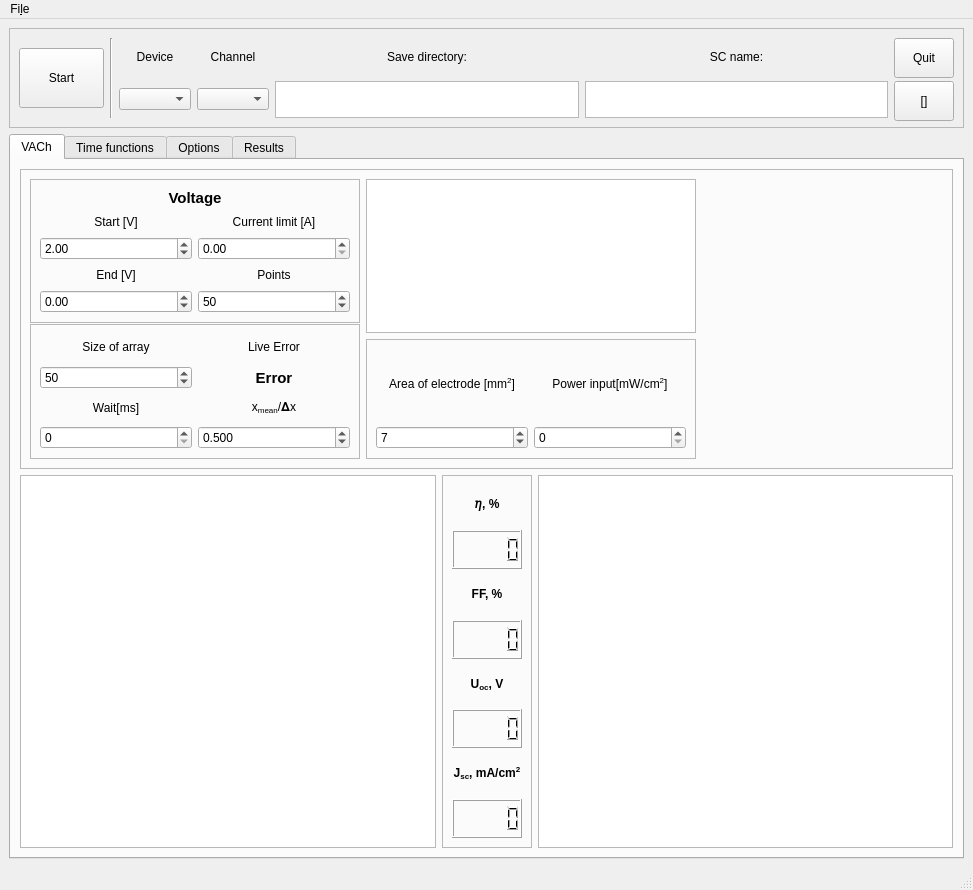
This is GUI/Solar.ui in userIsTaken/SolarVACh as Qt 5 draws it before an edit. The edited form follows.
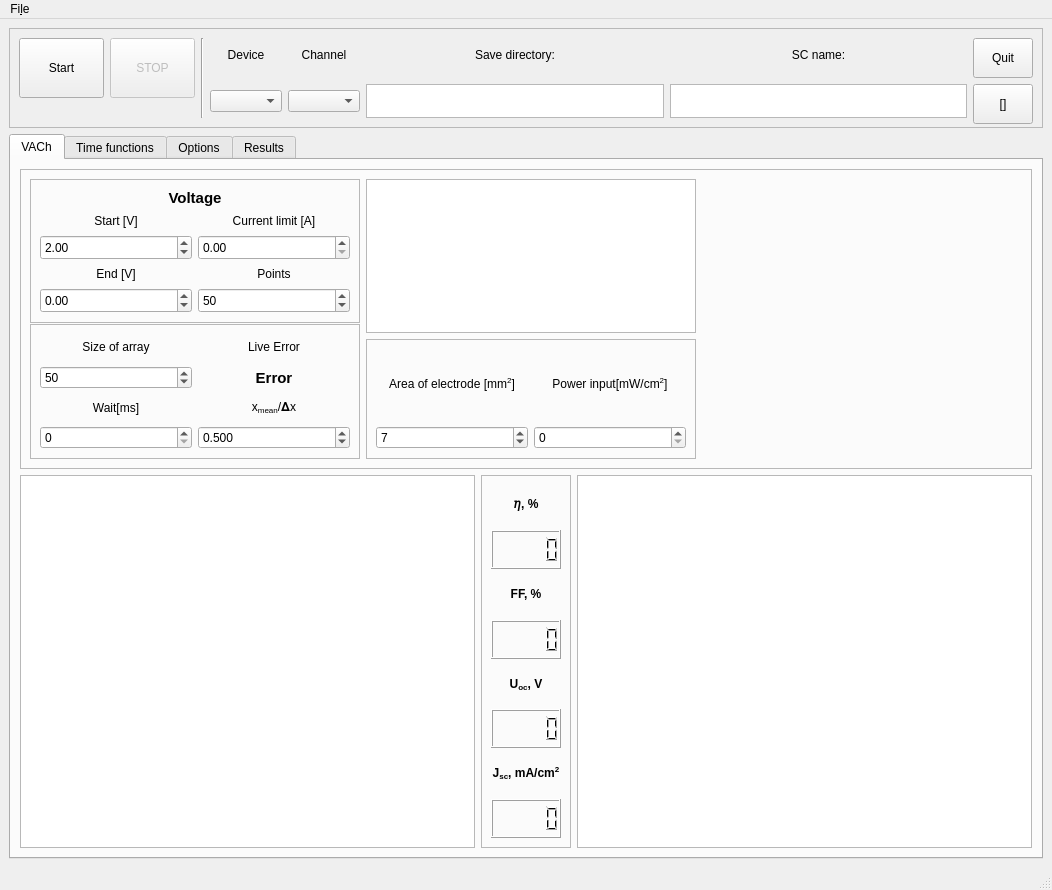
This is the edited form. The open tabs and pages were chosen to show the change. Custom widgets are drawn as their Qt base class.

```diff
--- a/GUI/Solar.ui
+++ b/GUI/Solar.ui
@@ -6,7 +6,7 @@
    <rect>
     <x>0</x>
     <y>0</y>
-    <width>973</width>
+    <width>1052</width>
     <height>890</height>
    </rect>
   </property>
@@ -140,6 +140,12 @@
               </item>
               <item row="2" column="0">
                <widget class="QDoubleSpinBox" name="startV_box">
+                <property name="minimumSize">
+                 <size>
+                  <width>0</width>
+                  <height>25</height>
+                 </size>
+                </property>
                 <property name="minimum">
                  <double>-20.000000000000000</double>
                 </property>
@@ -155,7 +161,14 @@
                </widget>
               </item>
               <item row="2" column="1">
-               <widget class="QDoubleSpinBox" name="limitA_box"/>
+               <widget class="QDoubleSpinBox" name="limitA_box">
+                <property name="minimumSize">
+                 <size>
+                  <width>0</width>
+                  <height>25</height>
+                 </size>
+                </property>
+               </widget>
               </item>
               <item row="3" column="0">
                <widget class="QLabel" name="label_3">
@@ -179,6 +192,12 @@
               </item>
               <item row="4" column="0">
                <widget class="QDoubleSpinBox" name="endV_box">
+                <property name="minimumSize">
+                 <size>
+                  <width>0</width>
+                  <height>25</height>
+                 </size>
+                </property>
                 <property name="minimum">
                  <double>-20.000000000000000</double>
                 </property>
@@ -192,6 +211,12 @@
               </item>
               <item row="4" column="1">
                <widget class="QSpinBox" name="points_box">
+                <property name="minimumSize">
+                 <size>
+                  <width>0</width>
+                  <height>25</height>
+                 </size>
+                </property>
                 <property name="maximum">
                  <number>1000</number>
                 </property>
@@ -768,7 +793,17 @@
        <enum>QFrame::Raised</enum>
       </property>
       <layout class="QGridLayout" name="gridLayout_10">
-       <item row="0" column="9">
+       <item row="0" column="11">
+        <widget class="QLabel" name="label_11">
+         <property name="text">
+          <string>Channel</string>
+         </property>
+         <property name="alignment">
+          <set>Qt::AlignCenter</set>
+         </property>
+        </widget>
+       </item>
+       <item row="0" column="13">
         <widget class="QLabel" name="label_17">
          <property name="text">
           <string>SC name:</string>
@@ -778,10 +813,10 @@
          </property>
         </widget>
        </item>
-       <item row="1" column="7">
+       <item row="2" column="11">
         <widget class="QComboBox" name="channel_box"/>
        </item>
-       <item row="1" column="9">
+       <item row="2" column="13">
         <widget class="QTextEdit" name="name_of_cell">
          <property name="verticalScrollBarPolicy">
           <enum>Qt::ScrollBarAlwaysOff</enum>
@@ -791,24 +826,14 @@
          </property>
         </widget>
        </item>
-       <item row="1" column="8">
+       <item row="2" column="12">
         <widget class="QTextEdit" name="directory_path">
          <property name="verticalScrollBarPolicy">
           <enum>Qt::ScrollBarAlwaysOff</enum>
          </property>
         </widget>
        </item>
-       <item row="0" column="7">
-        <widget class="QLabel" name="label_11">
-         <property name="text">
-          <string>Channel</string>
-         </property>
-         <property name="alignment">
-          <set>Qt::AlignCenter</set>
-         </property>
-        </widget>
-       </item>
-       <item row="0" column="8">
+       <item row="0" column="12">
         <widget class="QLabel" name="label_16">
          <property name="text">
           <string>Save directory:</string>
@@ -818,27 +843,14 @@
          </property>
         </widget>
        </item>
-       <item row="0" column="1" rowspan="2">
-        <widget class="QPushButton" name="startButton">
-         <property name="minimumSize">
-          <size>
-           <width>85</width>
-           <height>60</height>
-          </size>
-         </property>
-         <property name="text">
-          <string>Start</string>
-         </property>
-        </widget>
-       </item>
-       <item row="0" column="3" rowspan="2" colspan="2">
+       <item row="0" column="6" rowspan="3" colspan="2">
         <widget class="Line" name="line">
          <property name="orientation">
           <enum>Qt::Vertical</enum>
          </property>
         </widget>
        </item>
-       <item row="0" column="5">
+       <item row="0" column="9">
         <widget class="QLabel" name="label_10">
          <property name="text">
           <string>Device</string>
@@ -848,7 +860,7 @@
          </property>
         </widget>
        </item>
-       <item row="0" column="10">
+       <item row="0" column="14">
         <widget class="QPushButton" name="quitButton">
          <property name="sizePolicy">
           <sizepolicy hsizetype="Fixed" vsizetype="Fixed">
@@ -873,7 +885,7 @@
          </property>
         </widget>
        </item>
-       <item row="1" column="10">
+       <item row="2" column="14">
         <widget class="QPushButton" name="fullscreenButton">
          <property name="minimumSize">
           <size>
@@ -892,9 +904,38 @@
          </property>
         </widget>
        </item>
-       <item row="1" column="5">
+       <item row="2" column="9">
         <widget class="QComboBox" name="device_box"/>
        </item>
+       <item row="0" column="2">
+        <widget class="QPushButton" name="stopButton">
+         <property name="enabled">
+          <bool>false</bool>
+         </property>
+         <property name="minimumSize">
+          <size>
+           <width>85</width>
+           <height>60</height>
+          </size>
+         </property>
+         <property name="text">
+          <string>STOP</string>
+         </property>
+        </widget>
+       </item>
+       <item row="0" column="0">
+        <widget class="QPushButton" name="startButton">
+         <property name="minimumSize">
+          <size>
+           <width>85</width>
+           <height>60</height>
+          </size>
+         </property>
+         <property name="text">
+          <string>Start</string>
+         </property>
+        </widget>
+       </item>
       </layout>
      </widget>
     </item>
@@ -905,8 +946,8 @@
     <rect>
      <x>0</x>
      <y>0</y>
-     <width>973</width>
-     <height>32</height>
+     <width>1052</width>
+     <height>31</height>
     </rect>
    </property>
    <widget class="QMenu" name="menuFile">
```
Left out of the diff: 6 changed lines with no effect on the pictures.
